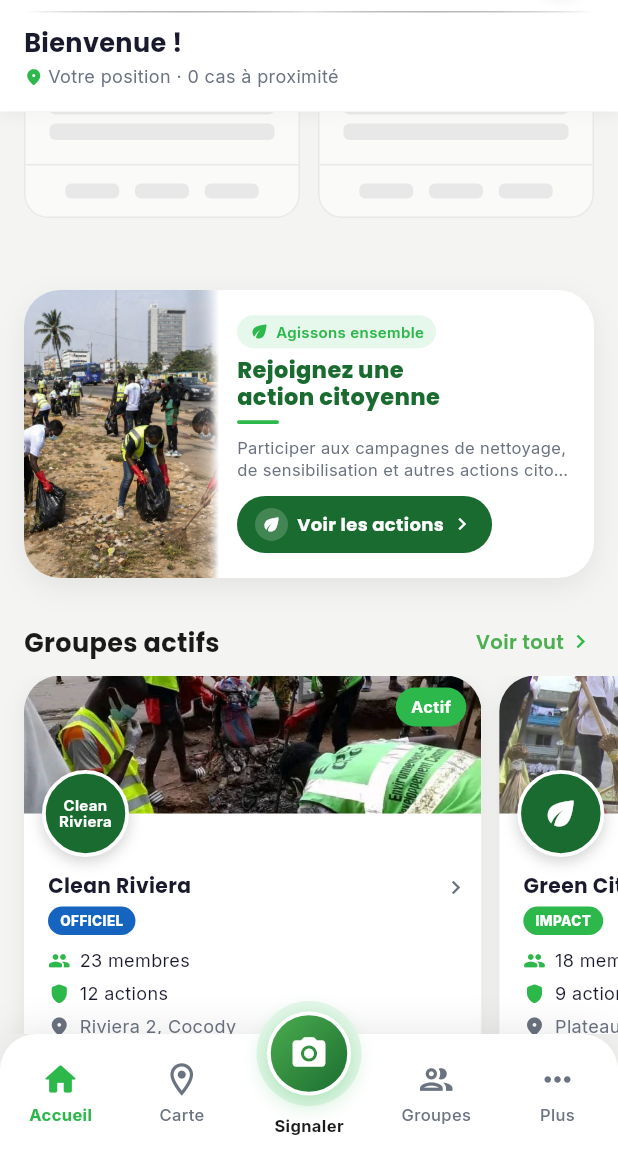
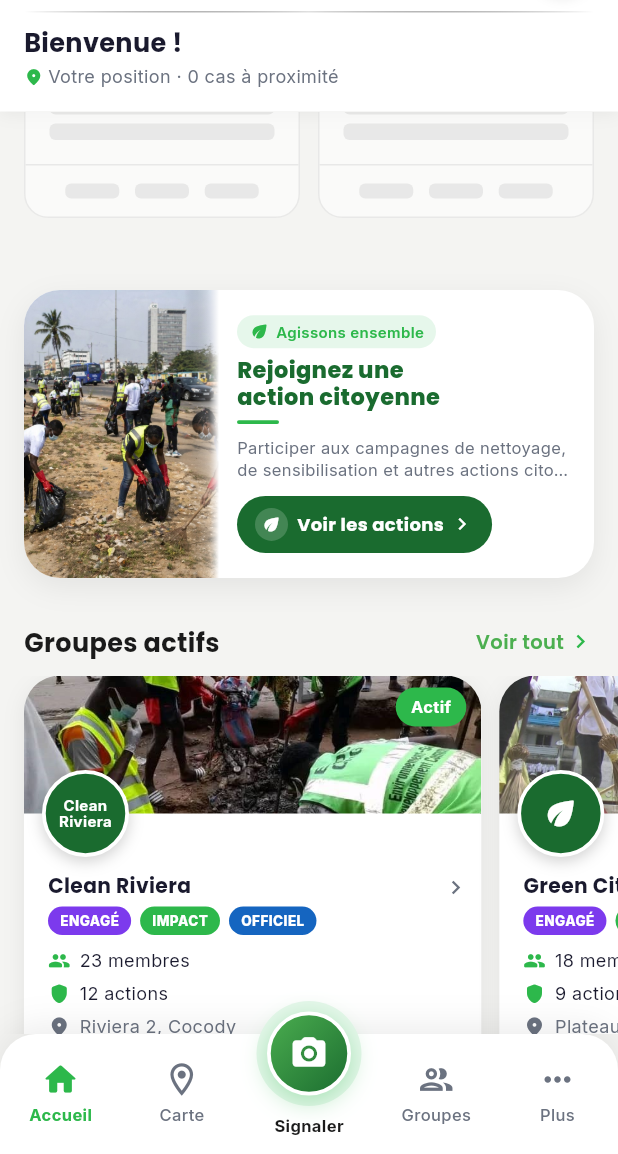
Before and after one commit to MarcelYOH/CliinApp-MVP, a Flutter app: the screen it shows after launch, scrolled down 576 dp, on a phone screen of 412 x 824 dp, the part 82-1236 px from its top. Run offline on Flutter 3.47's test engine with Material 3 defaults, Android fonts, the phone set to English and light mode, and no system bars; our stand-ins replace camera, geocoding, geolocator, google_fonts, image_picker, shared_preferences and 1 more; accounts and stored records are empty.

Commit message:
fix: aperçu accueil strictement limité aux groupes à 3 badges simultanés
Retire le fallback de selectFeaturedGroups() qui affichait des groupes
partiellement badgés quand aucun n'avait les 3 badges à la fois — logique
métier documentée en commentaire. Ajoute selectActiveGroupsForGroupsPage()
(3 badges puis 2, jamais 1 seul) pour la future page dédiée Groupes.

```diff
--- a/lib/features/home/data/home_dummy_data.dart
+++ b/lib/features/home/data/home_dummy_data.dart
@@ -52,7 +52,7 @@ class HomeDummyData {
       bannerAsset: 'assets/images/group_banner1.jpg',
       logoText: 'Clean\nRiviera',
       isActive: true,
-      levelBadges: ['Officiel'],
+      levelBadges: ['Officiel', 'Engagé', 'Impact'],
       leaderAvatarAssets: [
         'assets/images/profile.jpg',
         'assets/images/profile.jpg',
@@ -70,7 +70,7 @@ class HomeDummyData {
       bannerAsset: 'assets/images/group_banner2.jpg',
       hasLeafIcon: true,
       isActive: true,
-      levelBadges: ['Impact'],
+      levelBadges: ['Impact', 'Engagé', 'Officiel'],
       leaderAvatarAssets: [
         'assets/images/profile.jpg',
         'assets/images/profile.jpg',
@@ -88,7 +88,7 @@ class HomeDummyData {
       bannerAsset: 'assets/images/group_banner3.jpg',
       logoText: 'ECO',
       isActive: true,
-      levelBadges: ['Engagé'],
+      levelBadges: ['Engagé', 'Impact', 'Officiel'],
       leaderAvatarAssets: [
         'assets/images/profile.jpg',
         'assets/images/profile.jpg',
--- a/lib/features/home/models/group_model.dart
+++ b/lib/features/home/models/group_model.dart
@@ -34,16 +34,33 @@ class GroupModel {
   });
 }
 
-// Aperçu "Groupes actifs" de l'accueil : priorité aux groupes qui ont
-// validé les 3 badges à la fois. Si aucun n'en a 3, on retombe sur les
-// groupes les plus complets, triés du plus au moins de badges validés.
+// ─────────────────────────────────────────────────────────────────
+// LOGIQUE MÉTIER — sélection des groupes selon leur niveau de badges
+// (Engagé / Impact / Officiel). Basée sur des données factices pour
+// l'instant, mais la règle ci-dessous est la règle métier validée à
+// appliquer telle quelle une fois le calcul réel des badges par
+// groupe branché sur de vraies données.
+// ─────────────────────────────────────────────────────────────────
+
+// Aperçu "Groupes actifs" de la page d'accueil : section très
+// sélective, réservée aux groupes ayant validé les 3 badges à la fois
+// (Engagé + Impact + Officiel) — preuve d'un impact terrain complet.
+// Si moins de 3 groupes remplissent cette condition, on affiche
+// uniquement ceux-là : jamais de groupe à 1 ou 2 badges en remplacement.
 List<GroupModel> selectFeaturedGroups(List<GroupModel> groups) {
-  final complete = groups
+  return groups
       .where((g) => kGroupLevelOrder.every(g.levelBadges.contains))
       .toList();
-  if (complete.isNotEmpty) return complete;
+}
 
-  final sorted = [...groups]
+// Page dédiée "Groupes actifs" (module Groupes — page principale et
+// recherche, pas encore construites) : logique plus large que
+// l'aperçu accueil — d'abord les groupes à 3 badges, puis les groupes
+// à 2 badges (peu importe lesquels), triés du plus au moins complet.
+// Les groupes à 1 seul badge n'apparaissent jamais dans cette section :
+// ils ne sont pas encore considérés comme suffisamment actifs.
+List<GroupModel> selectActiveGroupsForGroupsPage(List<GroupModel> groups) {
+  final eligible = groups.where((g) => g.levelBadges.length >= 2).toList()
     ..sort((a, b) => b.levelBadges.length.compareTo(a.levelBadges.length));
-  return sorted;
+  return eligible;
 }
```
